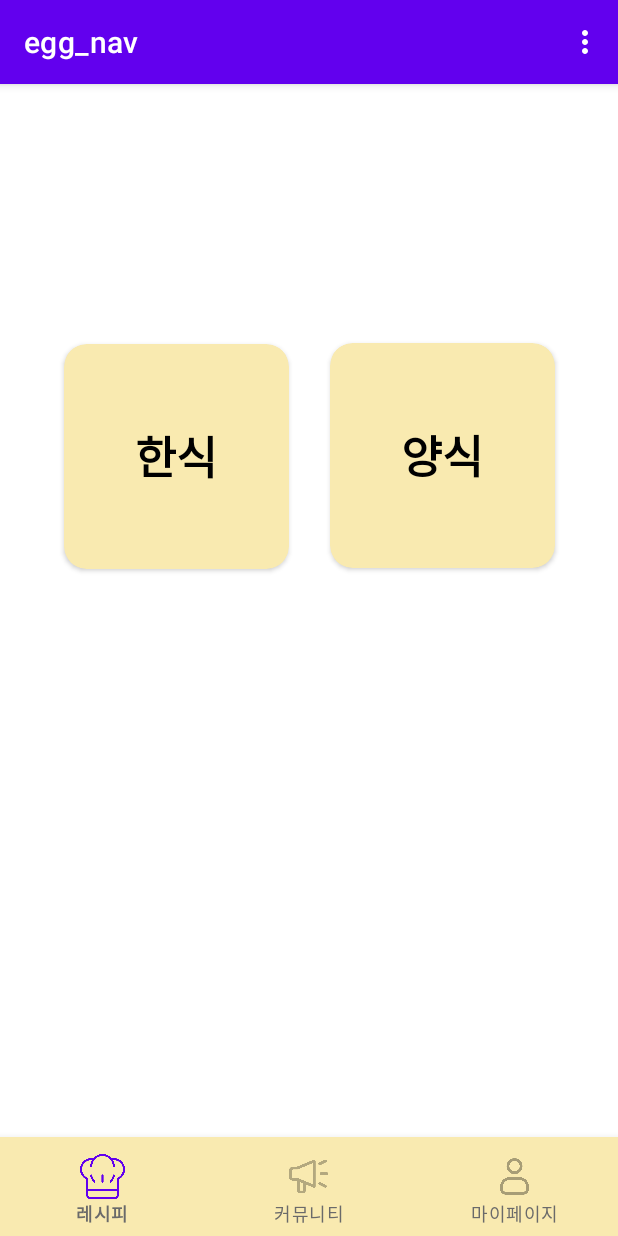
After one commit to JGBean/CookRecipe, an Android app: the fragment CountryRecipeFragment placed in its activity, on a phone screen of 412 x 824 dp. The commit adds this screen. Run offline under Robolectric (Android 15) with nearby library versions, the phone set to English and light mode, and no system bars; our stand-ins replace data binding.

Commit message:
recipe page 첫 화면

```diff
--- a/app/build.gradle.kts
+++ b/app/build.gradle.kts
@@ -38,6 +38,10 @@ android {
     buildFeatures {
         viewBinding = true
     }
+
+    viewBinding {
+        enable = true
+    }
 }
 
 dependencies {
@@ -49,6 +53,7 @@ dependencies {
     implementation(libs.androidx.lifecycle.livedata.ktx)
     implementation(libs.androidx.lifecycle.viewmodel.ktx)
     implementation(libs.androidx.navigation.fragment.ktx)
+    implementation(libs.androidx.fragment.ktx)
     implementation(libs.androidx.navigation.ui.ktx)
     implementation(libs.firebase.database)
     testImplementation(libs.junit)
--- a/app/src/main/java/com/cook_recipe_app/firebase/CommunityFragment.kt
+++ b/app/src/main/java/com/cook_recipe_app/firebase/CommunityFragment.kt
@@ -1,4 +1,4 @@
-package com.cook_recipe_app
+package com.cook_recipe_app.firebase
 
 import android.os.Bundle
 import androidx.fragment.app.Fragment
--- /dev/null
+++ b/app/src/main/java/com/cook_recipe_app/firebase/CountryRecipeFragment.kt
@@ -0,0 +1,26 @@
+package com.cook_recipe_app.firebase
+
+import android.os.Bundle
+import androidx.fragment.app.Fragment
+import android.view.LayoutInflater
+import android.view.View
+import android.view.ViewGroup
+
+class CountryRecipeFragment : Fragment() {
+
+    override fun onCreateView(
+        inflater: LayoutInflater, container: ViewGroup?,
+        savedInstanceState: Bundle?
+    ): View? {
+        // Inflate the layout for this fragment
+        return inflater.inflate(R.layout.fragment_country_recipe, container, false)
+    }
+
+    companion object {
+        // newInstance 메서드 추가
+        @JvmStatic
+        fun newInstance(): CountryRecipeFragment {
+            return CountryRecipeFragment()
+        }
+    }
+}
--- a/app/src/main/java/com/cook_recipe_app/firebase/MainActivity.kt
+++ b/app/src/main/java/com/cook_recipe_app/firebase/MainActivity.kt
@@ -1,4 +1,5 @@
-package com.cook_recipe_app
+package com.cook_recipe_app.firebase
+
 
 import android.os.Bundle
 import android.view.Menu
@@ -6,6 +7,9 @@ import android.view.MenuItem
 import androidx.appcompat.app.AppCompatActivity
 import androidx.fragment.app.Fragment
 import androidx.navigation.findNavController
+import com.cook_recipe_app.firebase.CommunityFragment
+import com.cook_recipe_app.firebase.MypageFragment
+import com.cook_recipe_app.firebase.RecipeFragment
 import com.cook_recipe_app.firebase.R
 import com.cook_recipe_app.firebase.databinding.ActivityMainBinding
 import com.google.android.material.bottomnavigation.BottomNavigationView
--- a/app/src/main/java/com/cook_recipe_app/firebase/SplashActivity.kt
+++ b/app/src/main/java/com/cook_recipe_app/firebase/SplashActivity.kt
@@ -4,7 +4,7 @@ import android.content.Intent
 import android.os.Bundle
 import android.os.Handler
 import android.os.Looper
-import com.cook_recipe_app.MainActivity
+import com.cook_recipe_app.firebase.MainActivity
 import androidx.activity.enableEdgeToEdge
 import androidx.appcompat.app.AppCompatActivity
 import androidx.core.view.ViewCompat
--- a/app/src/main/res/layout/activity_main.xml
+++ b/app/src/main/res/layout/activity_main.xml
@@ -24,15 +24,18 @@
         android:id="@+id/bottom_navigation_view"
         android:layout_width="match_parent"
         android:layout_height="wrap_content"
+        android:background="@color/lightYellow"
+        android:paddingTop="10dp"
         android:visibility="visible"
+        app:itemActiveIndicatorStyle="@android:color/transparent"
         app:itemIconSize="30dp"
-        app:itemTextColor="@color/black"
-        android:background="@color/lightYellow"
+        app:itemPaddingTop="1dp"
+        app:itemRippleColor="@null"
+        app:itemTextColor="@color/gray"
         app:layout_constraintBottom_toBottomOf="parent"
         app:layout_constraintEnd_toEndOf="parent"
+        app:layout_constraintHorizontal_bias="0.0"
         app:layout_constraintStart_toStartOf="parent"
-        app:itemActiveIndicatorStyle="@android:color/transparent"
-        app:itemRippleColor="@null"
         app:menu="@menu/menu_main">
 
     </com.google.android.material.bottomnavigation.BottomNavigationView>
--- /dev/null
+++ b/app/src/main/res/layout/fragment_country_recipe.xml
@@ -0,0 +1,64 @@
+<?xml version="1.0" encoding="utf-8"?>
+<layout
+    xmlns:android="http://schemas.android.com/apk/res/android"
+    xmlns:tools="http://schemas.android.com/tools"
+    xmlns:app="http://schemas.android.com/apk/res-auto"
+    tools:context=".CountryRecipeFragment">
+
+    <androidx.constraintlayout.widget.ConstraintLayout
+        android:layout_width="match_parent"
+        android:layout_height="match_parent">
+
+        <androidx.cardview.widget.CardView
+            android:id="@+id/korean"
+            android:layout_width="150dp"
+            android:layout_height="150dp"
+            android:backgroundTint="@color/lightYellow"
+            app:cardCornerRadius="15dp"
+            app:layout_constraintBottom_toBottomOf="parent"
+            app:layout_constraintEnd_toEndOf="parent"
+            app:layout_constraintHorizontal_bias="0.164"
+            app:layout_constraintStart_toStartOf="parent"
+            app:layout_constraintTop_toTopOf="parent"
+            app:layout_constraintVertical_bias="0.314">
+
+            <TextView
+                android:layout_width="wrap_content"
+                android:layout_height="wrap_content"
+                android:layout_gravity="center"
+                android:text="한식"
+                android:textColor="@color/black"
+                android:textSize="30sp"
+                android:textStyle="bold" />
+
+        </androidx.cardview.widget.CardView>
+
+        <androidx.cardview.widget.CardView
+            android:id="@+id/amercian"
+            android:layout_width="150dp"
+            android:layout_height="150dp"
+            android:backgroundTint="@color/lightYellow"
+            app:cardCornerRadius="15dp"
+            app:layout_constraintBottom_toBottomOf="parent"
+            app:layout_constraintEnd_toEndOf="parent"
+            app:layout_constraintHorizontal_bias="0.397"
+            app:layout_constraintStart_toEndOf="@+id/korean"
+            app:layout_constraintTop_toTopOf="parent"
+            app:layout_constraintVertical_bias="0.313">
+
+            <TextView
+                android:layout_width="wrap_content"
+                android:layout_height="wrap_content"
+                android:layout_gravity="center"
+                android:text="양식"
+                android:textColor="@color/black"
+                android:textSize="30sp"
+                android:textStyle="bold" />
+
+        </androidx.cardview.widget.CardView>
+
+
+    </androidx.constraintlayout.widget.ConstraintLayout>
+
+
+</layout>
--- a/app/src/main/res/menu/menu_main.xml
+++ b/app/src/main/res/menu/menu_main.xml
@@ -6,17 +6,17 @@
     <item
         android:id="@+id/nav_recipe"
         android:icon="@drawable/recipe_selector"
-        android:title="" />
+        android:title="레시피" />
 
     <item
         android:id="@+id/nav_community"
         android:icon="@drawable/community_selector"
-        android:title="" />
+        android:title="커뮤니티" />
 
     <item
         android:id="@+id/nav_user"
         android:icon="@drawable/user_selector"
-        android:title="" />
+        android:title="마이페이지" />
 
 
 
--- a/app/src/main/res/navigation/nav_graph.xml
+++ b/app/src/main/res/navigation/nav_graph.xml
@@ -7,17 +7,17 @@
 
     <activity
         android:id="@+id/splashActivity"
-        android:name="com.cook_recipe_app.SplashActivity"
+        android:name="com.cook_recipe_app.firebase.SplashActivity"
         android:label="activity_splash"
         tools:layout="@layout/activity_splash" />
     <activity
         android:id="@+id/mainActivity"
-        android:name="com.cook_recipe_app.MainActivity"
+        android:name="com.cook_recipe_app.firebase.MainActivity"
         android:label="activity_main"
         tools:layout="@layout/activity_main" />
     <fragment
         android:id="@+id/recipeFragment"
-        android:name="com.example.egg_nav.RecipeFragment"
+        android:name="com.cook_recipe_app.firebase.RecipeFragment"
         android:label="fragment_recipe"
         tools:layout="@layout/fragment_recipe" />
 </navigation>
--- a/app/src/main/res/values/colors.xml
+++ b/app/src/main/res/values/colors.xml
@@ -2,6 +2,7 @@
 <resources>
     <color name="black">#FF000000</color>
     <color name="white">#FFFFFFFF</color>
+    <color name="gray">#6A6A6A</color>
     <color name="lightYellow">#F9EAB0</color>
     <!-- colors.xml -->
         <color name="purple_200">#BB86FC</color>
--- a/gradle/libs.versions.toml
+++ b/gradle/libs.versions.toml
@@ -16,6 +16,7 @@ firebaseDatabase = "21.0.0"
 
 [libraries]
 androidx-core-ktx = { group = "androidx.core", name = "core-ktx", version.ref = "coreKtx" }
+androidx-fragment-ktx = "androidx.fragment:fragment-ktx:1.5.7"
 junit = { group = "junit", name = "junit", version.ref = "junit" }
 androidx-junit = { group = "androidx.test.ext", name = "junit", version.ref = "junitVersion" }
 androidx-espresso-core = { group = "androidx.test.espresso", name = "espresso-core", version.ref = "espressoCore" }
```
Also changed, not shown: app/src/main/java/com/cook_recipe_app/firebase/MypageFragment.kt (+15 -36 lines), app/src/main/java/com/cook_recipe_app/firebase/RecipeFragment.kt (+31 -43 lines), app/src/main/res/layout/fragment_first.xml (deleted, +0 -35 lines), app/src/main/res/layout/fragment_recipe.xml (+96 -6 lines), app/src/main/res/layout/fragment_second.xml (deleted, +0 -35 lines).
